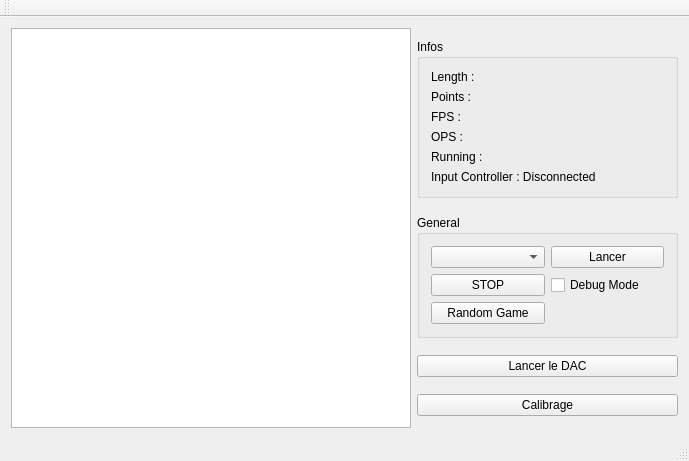
Above: mainwindow.ui from johnsudaar/EdgeNightController before the change. Below: the same form after it.
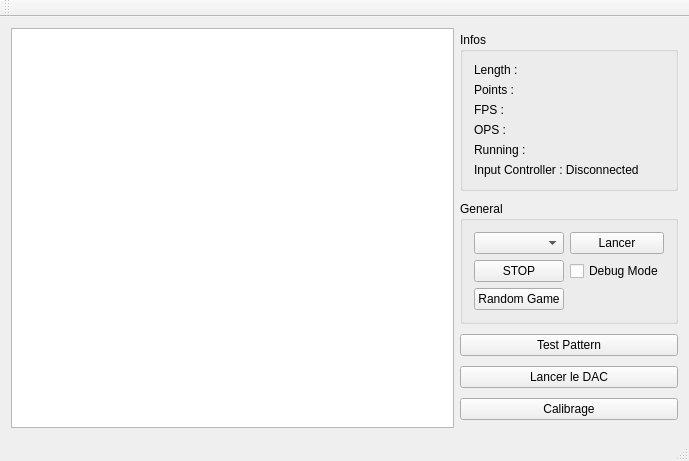
That is the form after the change.

The edit to the form file:
```diff
--- a/mainwindow.ui
+++ b/mainwindow.ui
@@ -18,7 +18,7 @@
     <item>
      <widget class="QGraphicsView" name="gv_Visualizer">
       <property name="sizePolicy">
-       <sizepolicy hsizetype="Fixed" vsizetype="Fixed">
+       <sizepolicy hsizetype="Expanding" vsizetype="Expanding">
         <horstretch>0</horstretch>
         <verstretch>0</verstretch>
        </sizepolicy>
@@ -29,10 +29,19 @@
         <height>400</height>
        </size>
       </property>
+      <property name="verticalScrollBarPolicy">
+       <enum>Qt::ScrollBarAlwaysOff</enum>
+      </property>
+      <property name="horizontalScrollBarPolicy">
+       <enum>Qt::ScrollBarAlwaysOff</enum>
+      </property>
      </widget>
     </item>
     <item>
      <layout class="QVBoxLayout" name="verticalLayout">
+      <property name="sizeConstraint">
+       <enum>QLayout::SetFixedSize</enum>
+      </property>
       <item>
        <widget class="QGroupBox" name="groupBox_2">
         <property name="sizePolicy">
@@ -142,6 +151,13 @@
         </layout>
        </widget>
       </item>
+      <item>
+       <widget class="QPushButton" name="pb_test_pattern">
+        <property name="text">
+         <string>Test Pattern</string>
+        </property>
+       </widget>
+      </item>
       <item>
        <widget class="QPushButton" name="pb_dac">
         <property name="enabled">
```
